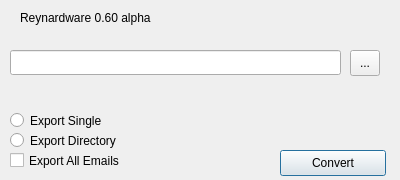
The window that branch/0.6/Source/dialog.ui (smowton/incredimail-converter-reynardware) describes before a commit, drawn with Qt 5.
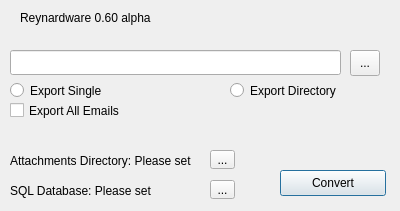
The same window after the commit. Custom widgets are drawn as their Qt base class.

Commit message: 0.6 Aplha Commit +Better handling of the path names +Added more comments +Thinking about the attachment directory and database...

```diff
--- a/branch/0.6/Source/dialog.ui
+++ b/branch/0.6/Source/dialog.ui
@@ -7,7 +7,7 @@
     <x>0</x>
     <y>0</y>
     <width>400</width>
-    <height>180</height>
+    <height>211</height>
    </rect>
   </property>
   <property name="windowTitle">
@@ -27,7 +27,7 @@
    <property name="geometry">
     <rect>
      <x>280</x>
-     <y>150</y>
+     <y>170</y>
      <width>106</width>
      <height>26</height>
     </rect>
@@ -40,8 +40,8 @@
    <property name="geometry">
     <rect>
      <x>10</x>
-     <y>150</y>
-     <width>141</width>
+     <y>100</y>
+     <width>131</width>
      <height>21</height>
     </rect>
    </property>
@@ -52,9 +52,9 @@
   <widget class="QRadioButton" name="radioButton_2">
    <property name="geometry">
     <rect>
-     <x>10</x>
-     <y>130</y>
-     <width>151</width>
+     <x>230</x>
+     <y>80</y>
+     <width>111</width>
      <height>21</height>
     </rect>
    </property>
@@ -66,7 +66,7 @@
    <property name="geometry">
     <rect>
      <x>10</x>
-     <y>110</y>
+     <y>80</y>
      <width>151</width>
      <height>21</height>
     </rect>
@@ -116,6 +116,64 @@
     <set>Qt::LinksAccessibleByMouse</set>
    </property>
   </widget>
+  <widget class="QToolButton" name="toolButton_2">
+   <property name="enabled">
+    <bool>true</bool>
+   </property>
+   <property name="geometry">
+    <rect>
+     <x>210</x>
+     <y>150</y>
+     <width>25</width>
+     <height>19</height>
+    </rect>
+   </property>
+   <property name="text">
+    <string>...</string>
+   </property>
+  </widget>
+  <widget class="QToolButton" name="toolButton_3">
+   <property name="geometry">
+    <rect>
+     <x>210</x>
+     <y>180</y>
+     <width>25</width>
+     <height>19</height>
+    </rect>
+   </property>
+   <property name="text">
+    <string>...</string>
+   </property>
+  </widget>
+  <widget class="QLabel" name="label_2">
+   <property name="geometry">
+    <rect>
+     <x>10</x>
+     <y>150</y>
+     <width>181</width>
+     <height>21</height>
+    </rect>
+   </property>
+   <property name="text">
+    <string>Attachments Directory: Please set</string>
+   </property>
+   <property name="openExternalLinks">
+    <bool>false</bool>
+   </property>
+  </widget>
+  <widget class="QLabel" name="label_3">
+   <property name="geometry">
+    <rect>
+     <x>10</x>
+     <y>180</y>
+     <width>161</width>
+     <height>21</height>
+    </rect>
+   </property>
+   <property name="text">
+    <string>SQL Database: Please set</string>
+   </property>
+  </widget>
  </widget>
  <layoutdefault spacing="6" margin="11"/>
  <customwidgets>
```
The commit also changes 4 other files.
